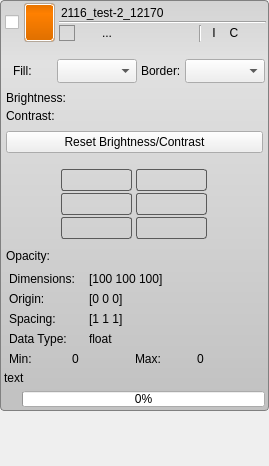
Above: src/Interface/AppInterface/LayerWidget.ui from SCIInstitute/Seg3D before the change. Below: the same form after it.
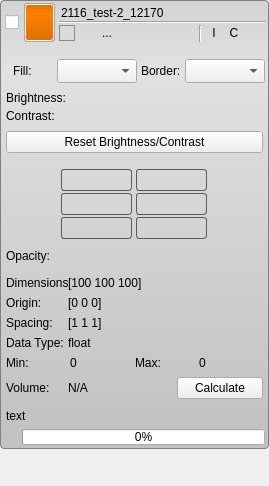
That is the form after the change. Icons and pictures are not drawn. Custom widgets are drawn as their Qt base class.

Commit message: added a compression level adjuster to the preferences and hooked it up.  Added a compute button to the layerwidgets for masks.

Diff of the .ui file:
```diff
--- a/src/Interface/AppInterface/LayerWidget.ui
+++ b/src/Interface/AppInterface/LayerWidget.ui
@@ -7,7 +7,7 @@
     <x>0</x>
     <y>0</y>
     <width>269</width>
-    <height>466</height>
+    <height>486</height>
    </rect>
   </property>
   <property name="mouseTracking">
@@ -1235,31 +1235,44 @@
           <number>0</number>
          </property>
          <property name="leftMargin">
-          <number>9</number>
+          <number>6</number>
          </property>
          <property name="topMargin">
-          <number>0</number>
+          <number>4</number>
          </property>
          <property name="rightMargin">
-          <number>9</number>
+          <number>6</number>
          </property>
          <property name="bottomMargin">
-          <number>0</number>
+          <number>4</number>
          </property>
          <item>
-          <layout class="QHBoxLayout" name="dimensions_layout_">
+          <widget class="QWidget" name="dimensions_widget_" native="true">
+           <property name="minimumSize">
+            <size>
+             <width>0</width>
+             <height>20</height>
+            </size>
+           </property>
+           <property name="maximumSize">
+            <size>
+             <width>16777215</width>
+             <height>20</height>
+            </size>
+           </property>
+           <layout class="QHBoxLayout" name="horizontalLayout_16">
+            <property name="spacing">
+             <number>0</number>
+            </property>
+            <property name="margin">
+             <number>0</number>
+            </property>
            <item>
             <widget class="QLabel" name="dimensions_label_">
-             <property name="minimumSize">
-              <size>
-               <width>0</width>
-               <height>20</height>
-              </size>
-             </property>
              <property name="maximumSize">
               <size>
-               <width>80</width>
-               <height>20</height>
+                <width>62</width>
+                <height>16777215</height>
               </size>
              </property>
              <property name="text">
@@ -1275,21 +1288,35 @@
             </widget>
            </item>
           </layout>
+          </widget>
          </item>
          <item>
-          <layout class="QHBoxLayout" name="horizontalLayout_5">
+          <widget class="QWidget" name="origin_widget_" native="true">
+           <property name="minimumSize">
+            <size>
+             <width>0</width>
+             <height>20</height>
+            </size>
+           </property>
+           <property name="maximumSize">
+            <size>
+             <width>16777215</width>
+             <height>20</height>
+            </size>
+           </property>
+           <layout class="QHBoxLayout" name="horizontalLayout_17">
+            <property name="spacing">
+             <number>0</number>
+            </property>
+            <property name="margin">
+             <number>0</number>
+            </property>
            <item>
             <widget class="QLabel" name="label_5">
-             <property name="minimumSize">
-              <size>
-               <width>0</width>
-               <height>20</height>
-              </size>
-             </property>
              <property name="maximumSize">
               <size>
-               <width>80</width>
-               <height>20</height>
+                <width>62</width>
+                <height>16777215</height>
               </size>
              </property>
              <property name="text">
@@ -1305,21 +1332,35 @@
             </widget>
            </item>
           </layout>
+          </widget>
          </item>
          <item>
-          <layout class="QHBoxLayout" name="horizontalLayout_10">
+          <widget class="QWidget" name="spacing_widget_" native="true">
+           <property name="minimumSize">
+            <size>
+             <width>0</width>
+             <height>20</height>
+            </size>
+           </property>
+           <property name="maximumSize">
+            <size>
+             <width>16777215</width>
+             <height>20</height>
+            </size>
+           </property>
+           <layout class="QHBoxLayout" name="horizontalLayout_18">
+            <property name="spacing">
+             <number>0</number>
+            </property>
+            <property name="margin">
+             <number>0</number>
+            </property>
            <item>
             <widget class="QLabel" name="label_7">
-             <property name="minimumSize">
-              <size>
-               <width>0</width>
-               <height>20</height>
-              </size>
-             </property>
              <property name="maximumSize">
               <size>
-               <width>80</width>
-               <height>20</height>
+                <width>62</width>
+                <height>16777215</height>
               </size>
              </property>
              <property name="text">
@@ -1335,9 +1376,16 @@
             </widget>
            </item>
           </layout>
+          </widget>
          </item>
          <item>
           <widget class="QWidget" name="datainfo_widget_" native="true">
+           <property name="minimumSize">
+            <size>
+             <width>0</width>
+             <height>20</height>
+            </size>
+           </property>
            <layout class="QVBoxLayout" name="verticalLayout_11">
             <property name="spacing">
              <number>0</number>
@@ -1346,19 +1394,32 @@
              <number>0</number>
             </property>
             <item>
-             <layout class="QHBoxLayout" name="horizontalLayout_11">
+             <widget class="QWidget" name="data_type_widget_" native="true">
+              <property name="minimumSize">
+               <size>
+                <width>0</width>
+                <height>20</height>
+               </size>
+              </property>
+              <property name="maximumSize">
+               <size>
+                <width>16777215</width>
+                <height>20</height>
+               </size>
+              </property>
+              <layout class="QHBoxLayout" name="horizontalLayout_19">
+               <property name="spacing">
+                <number>0</number>
+               </property>
+               <property name="margin">
+                <number>0</number>
+               </property>
               <item>
                <widget class="QLabel" name="label_9">
-                <property name="minimumSize">
-                 <size>
-                  <width>0</width>
-                  <height>20</height>
-                 </size>
-                </property>
                 <property name="maximumSize">
                  <size>
-                  <width>80</width>
-                  <height>20</height>
+                   <width>62</width>
+                   <height>16777215</height>
                  </size>
                 </property>
                 <property name="text">
@@ -1374,23 +1435,31 @@
                </widget>
               </item>
              </layout>
+             </widget>
             </item>
             <item>
-             <layout class="QHBoxLayout" name="horizontalLayout_12">
+             <widget class="QWidget" name="min_max_widget_" native="true">
+              <property name="minimumSize">
+               <size>
+                <width>0</width>
+                <height>20</height>
+               </size>
+              </property>
+              <property name="maximumSize">
+               <size>
+                <width>16777215</width>
+                <height>20</height>
+               </size>
+              </property>
+              <layout class="QHBoxLayout" name="horizontalLayout_20">
+               <property name="spacing">
+                <number>0</number>
+               </property>
+               <property name="margin">
+                <number>0</number>
+               </property>
               <item>
                <widget class="QLabel" name="label_11">
-                <property name="minimumSize">
-                 <size>
-                  <width>0</width>
-                  <height>20</height>
-                 </size>
-                </property>
-                <property name="maximumSize">
-                 <size>
-                  <width>70</width>
-                  <height>20</height>
-                 </size>
-                </property>
                 <property name="text">
                  <string>Min:</string>
                 </property>
@@ -1405,18 +1474,6 @@
               </item>
               <item>
                <widget class="QLabel" name="label_12">
-                <property name="minimumSize">
-                 <size>
-                  <width>0</width>
-                  <height>20</height>
-                 </size>
-                </property>
-                <property name="maximumSize">
-                 <size>
-                  <width>70</width>
-                  <height>20</height>
-                 </size>
-                </property>
                 <property name="text">
                  <string>Max:</string>
                 </property>
@@ -1430,6 +1487,88 @@
                </widget>
               </item>
              </layout>
+             </widget>
+            </item>
+           </layout>
+          </widget>
+         </item>
+         <item>
+          <widget class="QWidget" name="mask_volume_widget_" native="true">
+           <property name="minimumSize">
+            <size>
+             <width>0</width>
+             <height>30</height>
+            </size>
+           </property>
+           <layout class="QHBoxLayout" name="horizontalLayout_11" stretch="2,1">
+            <property name="spacing">
+             <number>0</number>
+            </property>
+            <property name="margin">
+             <number>0</number>
+            </property>
+            <item>
+             <widget class="QWidget" name="widget_6" native="true">
+              <layout class="QHBoxLayout" name="horizontalLayout_5">
+               <property name="spacing">
+                <number>0</number>
+               </property>
+               <property name="margin">
+                <number>0</number>
+               </property>
+               <item>
+                <widget class="QLabel" name="label_3">
+                 <property name="minimumSize">
+                  <size>
+                   <width>62</width>
+                   <height>0</height>
+                  </size>
+                 </property>
+                 <property name="maximumSize">
+                  <size>
+                   <width>62</width>
+                   <height>16777215</height>
+                  </size>
+                 </property>
+                 <property name="text">
+                  <string>Volume:</string>
+                 </property>
+                </widget>
+               </item>
+               <item>
+                <widget class="QLabel" name="mask_volume_label_">
+                 <property name="text">
+                  <string>N/A</string>
+                 </property>
+                </widget>
+               </item>
+              </layout>
+             </widget>
+            </item>
+            <item>
+             <widget class="QWidget" name="widget_8" native="true">
+              <property name="minimumSize">
+               <size>
+                <width>0</width>
+                <height>30</height>
+               </size>
+              </property>
+              <layout class="QHBoxLayout" name="horizontalLayout_10">
+               <property name="spacing">
+                <number>0</number>
+               </property>
+               <property name="margin">
+                <number>0</number>
+               </property>
+               <item>
+                <widget class="QPushButton" name="pushButton">
+                 <property name="text">
+                  <string>Calculate</string>
+                 </property>
+                </widget>
+               </item>
+              </layout>
+             </widget>
             </item>
            </layout>
           </widget>
@@ -1444,13 +1583,13 @@
           <number>2</number>
          </property>
          <property name="leftMargin">
-          <number>4</number>
+          <number>6</number>
          </property>
          <property name="topMargin">
           <number>2</number>
          </property>
          <property name="rightMargin">
-          <number>4</number>
+          <number>6</number>
          </property>
          <property name="bottomMargin">
           <number>4</number>
```
Lines whose indentation alone changed are shown as unchanged. The commit also changes 15 other files.
